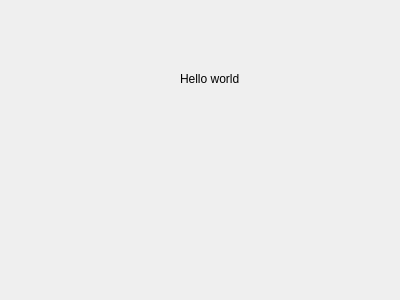
This is packetinfodialog.ui in AONunan/FinalYearProject as Qt 5 draws it before an edit. The edited form follows.
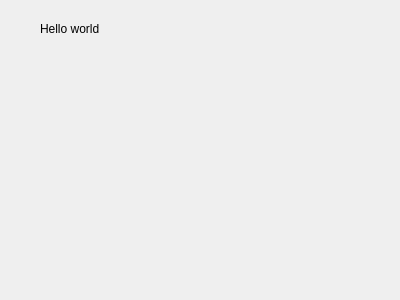
This is the edited form.

Diff of the .ui file:
```diff
--- a/packetinfodialog.ui
+++ b/packetinfodialog.ui
@@ -16,8 +16,8 @@
   <widget class="QLabel" name="label">
    <property name="geometry">
     <rect>
-     <x>180</x>
-     <y>70</y>
+     <x>40</x>
+     <y>20</y>
      <width>111</width>
      <height>17</height>
     </rect>
```
